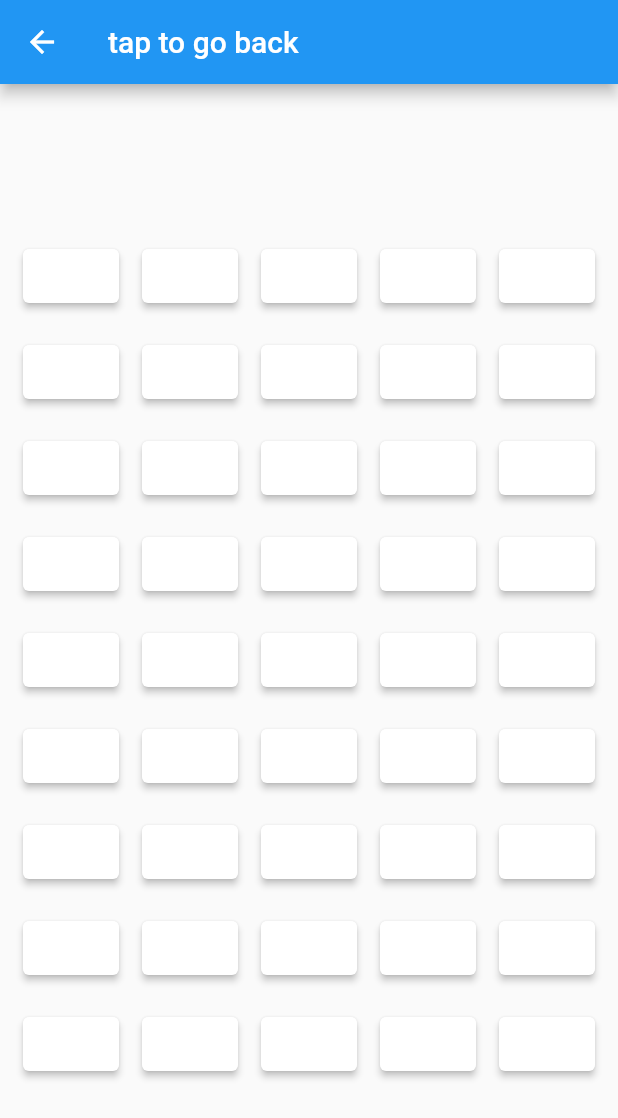
After one commit to Josh-JB/usb-checkout-system, a Flutter app: the screen it shows after launch, after a tap on "Easter Egg", on a phone screen of 412 x 824 dp. The commit adds this screen. Shown: the top 1118 px of the screen. Run offline on Flutter 3.47's test engine with Material 2 defaults, Android fonts, the phone set to English and light mode, and no system bars; our stand-ins replace flutter_form_builder.

Commit message:
Easter Egg

```diff
--- /dev/null
+++ b/lib/Easter_Egg.dart
@@ -0,0 +1,483 @@
+import 'dart:async';
+import 'dart:io';
+
+import 'package:flutter/material.dart';
+import 'package:usb_checkout_system/Hammond/Period1.dart';
+
+class text extends StatefulWidget {
+  const text({super.key});
+
+  @override
+  State<text> createState() => _textState();
+}
+
+class _textState extends State<text> {
+  Color background1 = Colors.white;
+  Color background2 = Colors.white;
+  Color background3 = Colors.white;
+  Color background4 = Colors.white;
+  Color background5 = Colors.white;
+  Color background6 = Colors.white;
+  Color background7 = Colors.white;
+  Color background8 = Colors.white;
+  Color background9 = Colors.white;
+
+  int progress = 0;
+  int whatbutton = 0;
+
+  void _goToHPeriod1Page() {
+    Navigator.of(context)
+        .push(MaterialPageRoute(builder: (context) => const HPeriod1()));
+  }
+
+  void _changeColor(int _whatbutton) {
+    setState(() {
+      if (progress == 0 && 1 == _whatbutton) {
+        background1 = Colors.green;
+        progress++;
+        whatbutton = 0;
+      } else if (progress == 1 && 2 == _whatbutton) {
+        background2 = Colors.green;
+        progress++;
+        whatbutton = 0;
+      } else if (progress == 2 && 3 == _whatbutton) {
+        background3 = Colors.green;
+        progress++;
+        whatbutton = 0;
+      } else if (progress == 3 && 4 == _whatbutton) {
+        background4 = Colors.green;
+        progress++;
+        whatbutton = 0;
+      } else if (progress == 4 && 5 == _whatbutton) {
+        background5 = Colors.green;
+        progress++;
+        whatbutton = 0;
+      } else if (progress == 5 && 6 == _whatbutton) {
+        background6 = Colors.green;
+        progress++;
+        whatbutton = 0;
+      } else if (progress == 6 && 7 == _whatbutton) {
+        background7 = Colors.green;
+        progress++;
+        whatbutton = 0;
+      } else if (progress == 7 && 8 == _whatbutton) {
+        background8 = Colors.green;
+        progress++;
+        whatbutton = 0;
+      } else if (progress == 8 && 9 == _whatbutton) {
+        background9 = Colors.green;
+        progress++;
+        sleep(const Duration(seconds: 2));
+        _goToHPeriod1Page();
+      } else {
+        if (progress == 0) {
+          background1 = Colors.red;
+        } else if (progress == 1) {
+          background2 = Colors.red;
+        } else if (progress == 2) {
+          background3 = Colors.red;
+        } else if (progress == 3) {
+          background4 = Colors.red;
+        } else if (progress == 4) {
+          background5 = Colors.red;
+        } else if (progress == 5) {
+          background6 = Colors.red;
+        } else if (progress == 6) {
+          background7 = Colors.red;
+        } else if (progress == 7) {
+          background8 = Colors.red;
+        } else if (progress == 8) {
+          background9 = Colors.red;
+        } else {
+          background1 = Colors.red;
+          background2 = Colors.red;
+          background3 = Colors.red;
+          background4 = Colors.red;
+          background5 = Colors.red;
+          background6 = Colors.red;
+          background7 = Colors.red;
+          background8 = Colors.red;
+          background9 = Colors.red;
+        }
+      }
+      if (progress > 9) {
+        progress = 0;
+      }
+    });
+  }
+
+  @override
+  Widget build(BuildContext context) {
+    return Scaffold(
+      appBar: AppBar(
+        title: const Text('tap to go back'),
+      ),
+      body: Center(
+          child: Column(
+        mainAxisAlignment: MainAxisAlignment.center,
+        children: <Widget>[
+          ButtonBar(
+            alignment: MainAxisAlignment.spaceEvenly,
+            children: [
+              ElevatedButton(
+                style: ButtonStyle(
+                    backgroundColor:
+                        MaterialStateProperty.all<Color>(background9)),
+                onPressed: () => _changeColor(1),
+                child: const Text(''),
+              ),
+              ElevatedButton(
+                style: ButtonStyle(
+                    backgroundColor:
+                        MaterialStateProperty.all<Color>(background9)),
+                onPressed: () => _changeColor(0),
+                child: const Text(''),
+              ),
+              ElevatedButton(
+                style: ButtonStyle(
+                    backgroundColor:
+                        MaterialStateProperty.all<Color>(background9)),
+                onPressed: () => _changeColor(0),
+                child: const Text(''),
+              ),
+              ElevatedButton(
+                style: ButtonStyle(
+                    backgroundColor:
+                        MaterialStateProperty.all<Color>(background9)),
+                onPressed: () => _changeColor(0),
+                child: const Text(''),
+              ),
+              ElevatedButton(
+                style: ButtonStyle(
+                    backgroundColor:
+                        MaterialStateProperty.all<Color>(background9)),
+                onPressed: () => _changeColor(0),
+                child: const Text(''),
+              ),
+            ],
+          ),
+          ButtonBar(
+            alignment: MainAxisAlignment.spaceEvenly,
+            children: [
+              ElevatedButton(
+                style: ButtonStyle(
+                    backgroundColor:
+                        MaterialStateProperty.all<Color>(background8)),
+                onPressed: () => _changeColor(0),
+                child: const Text(''),
+              ),
+              ElevatedButton(
+                style: ButtonStyle(
+                    backgroundColor:
+                        MaterialStateProperty.all<Color>(background8)),
+                onPressed: () => _changeColor(0),
+                child: const Text(''),
+              ),
+              ElevatedButton(
+                style: ButtonStyle(
+                    backgroundColor:
+                        MaterialStateProperty.all<Color>(background8)),
+                onPressed: () => _changeColor(5),
+                child: const Text(''),
+              ),
+              ElevatedButton(
+                style: ButtonStyle(
+                    backgroundColor:
+                        MaterialStateProperty.all<Color>(background8)),
+                onPressed: () => _changeColor(0),
+                child: const Text(''),
+              ),
+              ElevatedButton(
+                style: ButtonStyle(
+                    backgroundColor:
+                        MaterialStateProperty.all<Color>(background8)),
+                onPressed: () => _changeColor(0),
+                child: const Text(''),
+              ),
+            ],
+          ),
+          ButtonBar(
+            alignment: MainAxisAlignment.spaceEvenly,
+            children: [
+              ElevatedButton(
+                style: ButtonStyle(
+                    backgroundColor:
+                        MaterialStateProperty.all<Color>(background7)),
+                onPressed: () => _changeColor(0),
+                child: const Text(''),
+              ),
+              ElevatedButton(
+                style: ButtonStyle(
+                    backgroundColor:
+                        MaterialStateProperty.all<Color>(background7)),
+                onPressed: () => _changeColor(0),
+                child: const Text(''),
+              ),
+              ElevatedButton(
+                style: ButtonStyle(
+                    backgroundColor:
+                        MaterialStateProperty.all<Color>(background7)),
+                onPressed: () => _changeColor(0),
+                child: const Text(''),
+              ),
+              ElevatedButton(
+                style: ButtonStyle(
+                    backgroundColor:
+                        MaterialStateProperty.all<Color>(background7)),
+                onPressed: () => _changeColor(0),
+                child: const Text(''),
+              ),
+              ElevatedButton(
+                style: ButtonStyle(
+                    backgroundColor:
+                        MaterialStateProperty.all<Color>(background7)),
+                onPressed: () => _changeColor(7),
+                child: const Text(''),
+              ),
+            ],
+          ),
+          ButtonBar(
+            alignment: MainAxisAlignment.spaceEvenly,
+            children: [
+              ElevatedButton(
+                style: ButtonStyle(
+                    backgroundColor:
+                        MaterialStateProperty.all<Color>(background6)),
+                onPressed: () => _changeColor(0),
+                child: const Text(''),
+              ),
+              ElevatedButton(
+                style: ButtonStyle(
+                    backgroundColor:
+                        MaterialStateProperty.all<Color>(background6)),
+                onPressed: () => _changeColor(0),
+                child: const Text(''),
+              ),
+              ElevatedButton(
+                style: ButtonStyle(
+                    backgroundColor:
+                        MaterialStateProperty.all<Color>(background6)),
+                onPressed: () => _changeColor(0),
+                child: const Text(''),
+              ),
+              ElevatedButton(
+                style: ButtonStyle(
+                    backgroundColor:
+                        MaterialStateProperty.all<Color>(background6)),
+                onPressed: () => _changeColor(4),
+                child: const Text(''),
+              ),
+              ElevatedButton(
+                style: ButtonStyle(
+                    backgroundColor:
+                        MaterialStateProperty.all<Color>(background6)),
+                onPressed: () => _changeColor(0),
+                child: const Text(''),
+              ),
+            ],
+          ),
+          ButtonBar(
+            alignment: MainAxisAlignment.spaceEvenly,
+            children: [
+              ElevatedButton(
+                style: ButtonStyle(
+                    backgroundColor:
+                        MaterialStateProperty.all<Color>(background5)),
+                onPressed: () => _changeColor(0),
+                child: const Text(''),
+              ),
+              ElevatedButton(
+                style: ButtonStyle(
+                    backgroundColor:
+                        MaterialStateProperty.all<Color>(background5)),
+                onPressed: () => _changeColor(3),
+                child: const Text(''),
+              ),
+              ElevatedButton(
+                style: ButtonStyle(
+                    backgroundColor:
+                        MaterialStateProperty.all<Color>(background5)),
+                onPressed: () => _changeColor(0),
+                child: const Text(''),
+              ),
+              ElevatedButton(
+                style: ButtonStyle(
+                    backgroundColor:
+                        MaterialStateProperty.all<Color>(background5)),
+                onPressed: () => _changeColor(0),
+                child: const Text(''),
+              ),
+              ElevatedButton(
+                style: ButtonStyle(
+                    backgroundColor:
+                        MaterialStateProperty.all<Color>(background5)),
+                onPressed: () => _changeColor(0),
+                child: const Text(''),
+              ),
+            ],
+          ),
+          ButtonBar(
+            alignment: MainAxisAlignment.spaceEvenly,
+            children: [
+              ElevatedButton(
+                style: ButtonStyle(
+                    backgroundColor:
+                        MaterialStateProperty.all<Color>(background4)),
+                onPressed: () => _changeColor(0),
+                child: const Text(''),
+              ),
+              ElevatedButton(
+                style: ButtonStyle(
+                    backgroundColor:
+                        MaterialStateProperty.all<Color>(background4)),
+                onPressed: () => _changeColor(0),
+                child: const Text(''),
+              ),
+              ElevatedButton(
+                style: ButtonStyle(
+                    backgroundColor:
+                        MaterialStateProperty.all<Color>(background4)),
+                onPressed: () => _changeColor(9),
+                child: const Text(''),
+              ),
+              ElevatedButton(
+                style: ButtonStyle(
+                    backgroundColor:
+                        MaterialStateProperty.all<Color>(background4)),
+                onPressed: () => _changeColor(0),
+                child: const Text(''),
+              ),
+              ElevatedButton(
+                style: ButtonStyle(
+                    backgroundColor:
+                        MaterialStateProperty.all<Color>(background4)),
+                onPressed: () => _changeColor(0),
+                child: const Text(''),
+              ),
+            ],
+          ),
+          ButtonBar(
+            alignment: MainAxisAlignment.spaceEvenly,
+            children: [
+              ElevatedButton(
+                style: ButtonStyle(
+                    backgroundColor:
+                        MaterialStateProperty.all<Color>(background3)),
+                onPressed: () => _changeColor(6),
+                child: const Text(''),
+              ),
+              ElevatedButton(
+                style: ButtonStyle(
+                    backgroundColor:
+                        MaterialStateProperty.all<Color>(background3)),
+                onPressed: () => _changeColor(0),
+                child: const Text(''),
+              ),
+              ElevatedButton(
+                style: ButtonStyle(
+                    backgroundColor:
+                        MaterialStateProperty.all<Color>(background3)),
+                onPressed: () => _changeColor(0),
+                child: const Text(''),
+              ),
+              ElevatedButton(
+                style: ButtonStyle(
+                    backgroundColor:
+                        MaterialStateProperty.all<Color>(background3)),
+                onPressed: () => _changeColor(0),
+                child: const Text(''),
+              ),
+              ElevatedButton(
+                style: ButtonStyle(
+                    backgroundColor:
+                        MaterialStateProperty.all<Color>(background3)),
+                onPressed: () => _changeColor(0),
+                child: const Text(''),
+              ),
+            ],
+          ),
+          ButtonBar(
+            alignment: MainAxisAlignment.spaceEvenly,
+            children: [
+              ElevatedButton(
+                style: ButtonStyle(
+                    backgroundColor:
+                        MaterialStateProperty.all<Color>(background2)),
+                onPressed: () => _changeColor(0),
+                child: const Text(''),
+              ),
+              ElevatedButton(
+                style: ButtonStyle(
+                    backgroundColor:
+                        MaterialStateProperty.all<Color>(background2)),
+                onPressed: () => _changeColor(0),
+                child: const Text(''),
+              ),
+              ElevatedButton(
+                style: ButtonStyle(
+                    backgroundColor:
+                        MaterialStateProperty.all<Color>(background2)),
+                onPressed: () => _changeColor(0),
+                child: const Text(''),
+              ),
+              ElevatedButton(
+                style: ButtonStyle(
+                    backgroundColor:
+                        MaterialStateProperty.all<Color>(background2)),
+                onPressed: () => _changeColor(0),
+                child: const Text(''),
+              ),
+              ElevatedButton(
+                style: ButtonStyle(
+                    backgroundColor:
+                        MaterialStateProperty.all<Color>(background2)),
+                onPressed: () => _changeColor(2),
+                child: const Text(''),
+              ),
+            ],
+          ),
+          ButtonBar(
+            alignment: MainAxisAlignment.spaceEvenly,
+            children: [
+              ElevatedButton(
+                style: ButtonStyle(
+                    backgroundColor:
+                        MaterialStateProperty.all<Color>(background1)),
+                onPressed: () => _changeColor(0),
+                child: const Text(''),
+              ),
+              ElevatedButton(
+                style: ButtonStyle(
+                    backgroundColor:
+                        MaterialStateProperty.all<Color>(background1)),
+                onPressed: () => _changeColor(8),
+                child: const Text(''),
+              ),
+              ElevatedButton(
+                style: ButtonStyle(
+                    backgroundColor:
+                        MaterialStateProperty.all<Color>(background1)),
+                onPressed: () => _changeColor(0),
+                child: const Text(''),
+              ),
+              ElevatedButton(
+                style: ButtonStyle(
+                    backgroundColor:
+                        MaterialStateProperty.all<Color>(background1)),
+                onPressed: () => _changeColor(0),
+                child: const Text(''),
+              ),
+              ElevatedButton(
+                style: ButtonStyle(
+                    backgroundColor:
+                        MaterialStateProperty.all<Color>(background1)),
+                onPressed: () => _changeColor(0),
+                child: const Text(''),
+              ),
+            ],
+          ),
+        ],
+      )),
+    );
+  }
+}
--- a/lib/main.dart
+++ b/lib/main.dart
@@ -1,4 +1,5 @@
 import 'package:flutter/material.dart';
+import 'package:usb_checkout_system/Easter_Egg.dart';
 import 'package:usb_checkout_system/Hammond/PickPeriod.dart';
 import 'package:usb_checkout_system/Reed/PickPeriod.dart';
 
@@ -31,15 +32,19 @@ class MyHomePage extends StatefulWidget {
 }
 
 class _MyHomePageState extends State<MyHomePage> {
-
   void _goToHPickPeriodPage() {
     Navigator.of(context)
-        .push(MaterialPageRoute(builder: (context) => const HPickPeriod ()));
+        .push(MaterialPageRoute(builder: (context) => const HPickPeriod()));
   }
 
   void _goToRPickPeriodPage() {
     Navigator.of(context)
-        .push(MaterialPageRoute(builder: (context) => const RPickPeriod ()));
+        .push(MaterialPageRoute(builder: (context) => const RPickPeriod()));
+  }
+
+  void _goToEasterPage() {
+    Navigator.of(context)
+        .push(MaterialPageRoute(builder: (context) => const text()));
   }
 
   @override
@@ -54,27 +59,53 @@ class _MyHomePageState extends State<MyHomePage> {
           children: <Widget>[
             const Divider(),
             const Text(
-              'Hello and Welcome, to your USB Checkout System',
+              'Hello and Welcome to your USB Checkout System',
             ),
             const Divider(),
-            const Text('Made By: Joshua Jenkins',),
-            const Divider(height: 30,),
+            const Text(
+              'Made By: Joshua Jenkins',
+            ),
+            const Divider(
+              height: 30,
+            ),
             ButtonBar(
               alignment: MainAxisAlignment.spaceEvenly,
               children: [
-                Text('Mr.Hammonds Class', style: Theme.of(context).textTheme.headlineSmall,),
-                ElevatedButton(onPressed: _goToHPickPeriodPage, child: const Text('Click Here'))
+                Text(
+                  'Mr.Hammonds Class',
+                  style: Theme.of(context).textTheme.headlineSmall,
+                ),
+                ElevatedButton(
+                    onPressed: _goToHPickPeriodPage,
+                    child: const Text('Click Here'))
               ],
             ),
             const Divider(),
             ButtonBar(
               alignment: MainAxisAlignment.spaceEvenly,
               children: [
-                Text('Mr.Reeds Class', style: Theme.of(context).textTheme.headlineSmall,),
-                ElevatedButton(onPressed: _goToRPickPeriodPage, child: const Text('Click Here'))
+                Text(
+                  'Mr.Reeds Class',
+                  style: Theme.of(context).textTheme.headlineSmall,
+                ),
+                ElevatedButton(
+                    onPressed: _goToRPickPeriodPage,
+                    child: const Text('Click Here'))
               ],
             ),
             const Spacer(),
+            ButtonBar(
+              alignment: MainAxisAlignment.end,
+              children: [
+                ElevatedButton(
+                  style: ButtonStyle(
+                      backgroundColor:
+                          MaterialStateProperty.all<Color>(Colors.white)),
+                  onPressed: _goToEasterPage,
+                  child: const Text('Easter Egg'),
+                ),
+              ],
+            ),
           ],
         ),
       ),
```
